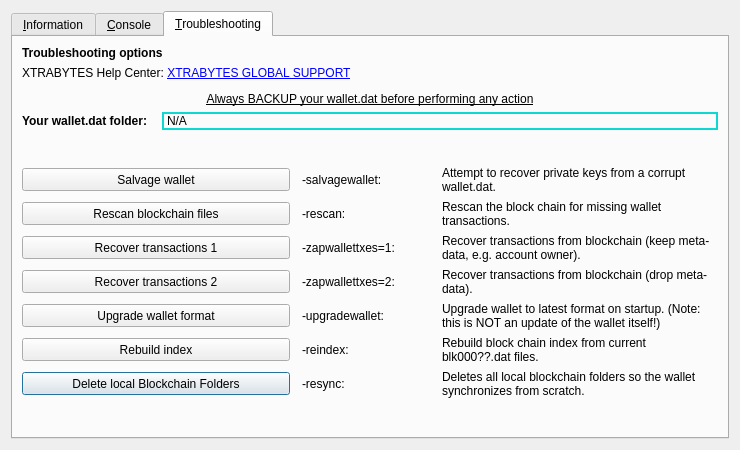
This is src/qt/forms/rpcconsole.ui in XTRABYTES/XTRABYTES as Qt 5 draws it before an edit. The edited form follows.
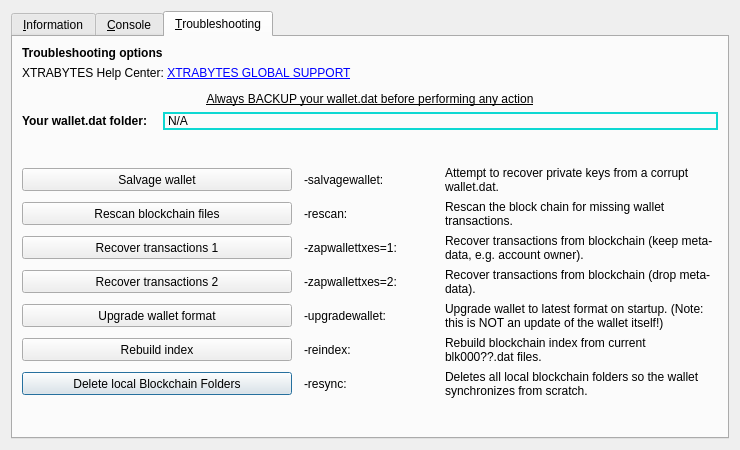
This is the edited form. The open tabs and pages were chosen to show the change. Icons and pictures are not drawn.

```diff
--- a/src/qt/forms/rpcconsole.ui
+++ b/src/qt/forms/rpcconsole.ui
@@ -970,7 +970,7 @@
 
          <property name="text">
 
-          <string>Rebuild block chain index from current blk000??.dat files.</string>
+          <string>Rebuild blockchain index from current blk000??.dat files.</string>
 
          </property>
 
```
Left out of the diff: 2 changed lines with no effect on the pictures.
